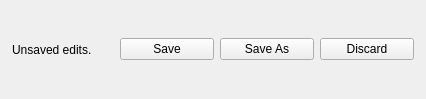
This is gui/overlays/saveconfirmoverlay.ui in do-i/thumbgrid as Qt 5 draws it before an edit. The edited form follows.
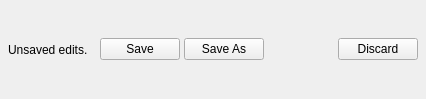
This is the edited form.

```diff
--- a/gui/overlays/saveconfirmoverlay.ui
+++ b/gui/overlays/saveconfirmoverlay.ui
@@ -14,17 +14,20 @@
    <string>Form</string>
   </property>
   <layout class="QHBoxLayout" name="horizontalLayout">
+   <property name="spacing">
+    <number>4</number>
+   </property>
    <property name="leftMargin">
-    <number>12</number>
+    <number>8</number>
    </property>
    <property name="topMargin">
-    <number>10</number>
+    <number>8</number>
    </property>
    <property name="rightMargin">
-    <number>12</number>
+    <number>8</number>
    </property>
    <property name="bottomMargin">
-    <number>10</number>
+    <number>8</number>
    </property>
    <item>
     <widget class="QLabel" name="textLabel">
@@ -69,6 +72,19 @@
      </property>
     </widget>
    </item>
+   <item>
+    <spacer name="horizontalSpacer_2">
+     <property name="orientation">
+      <enum>Qt::Horizontal</enum>
+     </property>
+     <property name="sizeHint" stdset="0">
+      <size>
+       <width>6</width>
+       <height>20</height>
+      </size>
+     </property>
+    </spacer>
+   </item>
    <item>
     <widget class="QPushButton" name="discardButton">
      <property name="focusPolicy">
```
